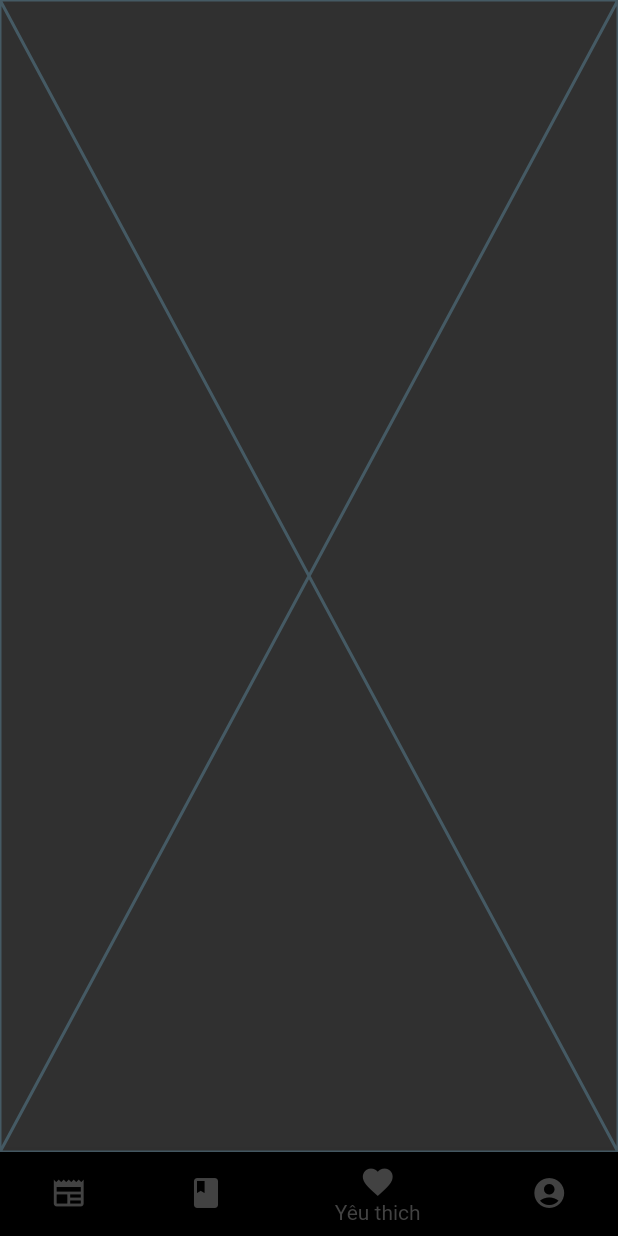
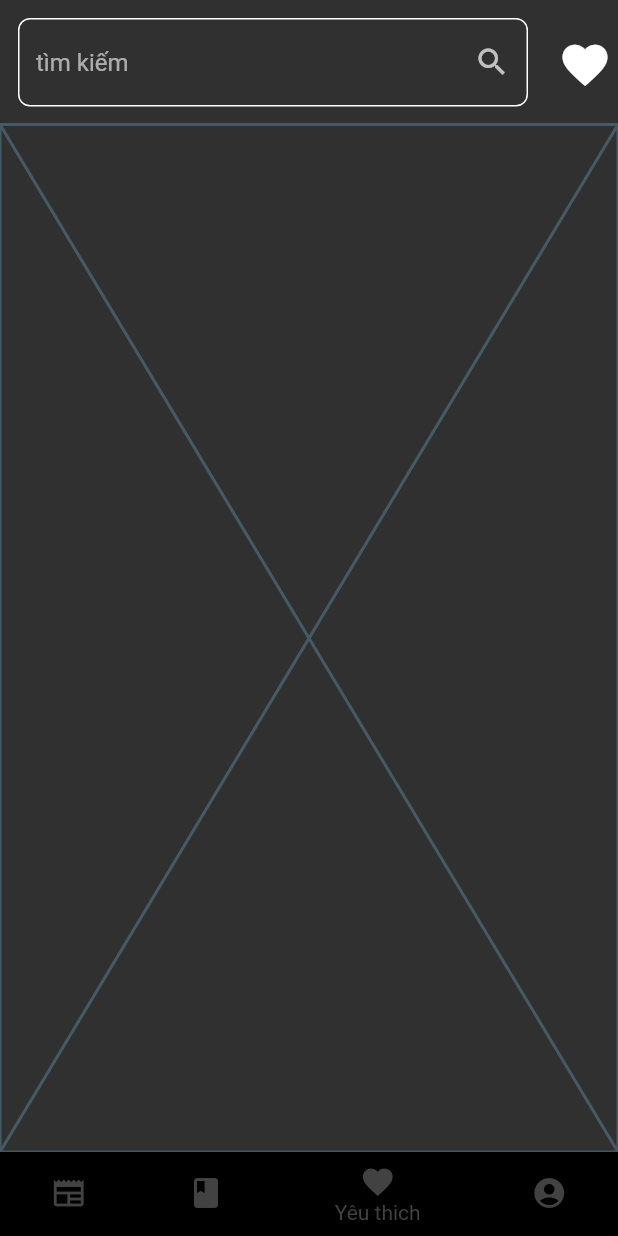
Before and after one commit to manh310599/english_project, a Flutter app: the screen it shows once a user with an empty profile is signed in, item 3 of the bottom bar chosen, on a phone screen of 412 x 824 dp. Run offline on Flutter 3.47's test engine with Material 2 defaults, Android fonts, the light colour scheme and no system bars; our stand-ins replace auto_route, bloc, connectivity_plus, dio, firebase_auth, firebase_core and 9 more; missing offline and left inert: json_serializable; accounts and stored records are empty; generated files the repository leaves out were written again; statements that could not run were skipped.

Commit message:
update favorite_news_page.dart

```diff
--- a/lib/app/features/favorite_news/favorite_news_page.dart
+++ b/lib/app/features/favorite_news/favorite_news_page.dart
@@ -1,5 +1,14 @@
 import 'package:auto_route/annotations.dart';
+import 'package:english_project/app/common/widget/button/cupertino_button.dart';
+import 'package:english_project/app/common/widget/button/image_button.dart';
+import 'package:english_project/app/common/widget/edit_text/edit_text.dart';
+import 'package:english_project/app/features/favorite_news/presentation/view/favorite_body.dart';
+import 'package:english_project/app/features/news/presentation/view/news_body.dart';
+import 'package:english_project/dimens.dart';
+import 'package:firebase_auth/firebase_auth.dart';
 import 'package:flutter/material.dart';
+import 'package:flutter_phoenix/flutter_phoenix.dart';
+import 'package:velocity_x/velocity_x.dart';
 
 @RoutePage()
 class FavoriteNewsPage extends StatelessWidget {
@@ -7,6 +16,26 @@ class FavoriteNewsPage extends StatelessWidget {
 
   @override
   Widget build(BuildContext context) {
-    return const Placeholder();
+    return Scaffold(
+      body: SafeArea(
+        child: Column(
+          children: [
+            Row(
+              children: [
+                EditText(icon: Icon(Icons.search),hinText: 'tìm kiếm',).flexible(),
+                IconButton(
+                    onPressed: () {},
+                    icon: const Icon(
+                      Icons.favorite,
+                      size: Dimens.ic_XL2,
+                    )),
+              ],
+            ),
+            SizedBox(child: FavoriteBody()).expand()
+          ],
+        ),
+
+      ),
+    );
   }
 }
--- /dev/null
+++ b/lib/app/features/favorite_news/presentation/view/favorite_body.dart
@@ -0,0 +1,13 @@
+import 'package:english_project/gaps.dart';
+import 'package:flutter/material.dart';
+import 'package:velocity_x/velocity_x.dart';
+
+
+class FavoriteBody extends StatelessWidget {
+  const FavoriteBody({super.key});
+
+  @override
+  Widget build(BuildContext context) {
+    return const Placeholder();
+  }
+}
--- a/lib/app/features/news/news_page.dart
+++ b/lib/app/features/news/news_page.dart
@@ -32,7 +32,7 @@ class NewsPage extends StatelessWidget {
                     )),
                 IconButton(
                     onPressed: () {},
-                    icon: Icon(
+                    icon: const Icon(
                       Icons.notifications,
                       size: Dimens.ic_XL2,
                     ))
```
